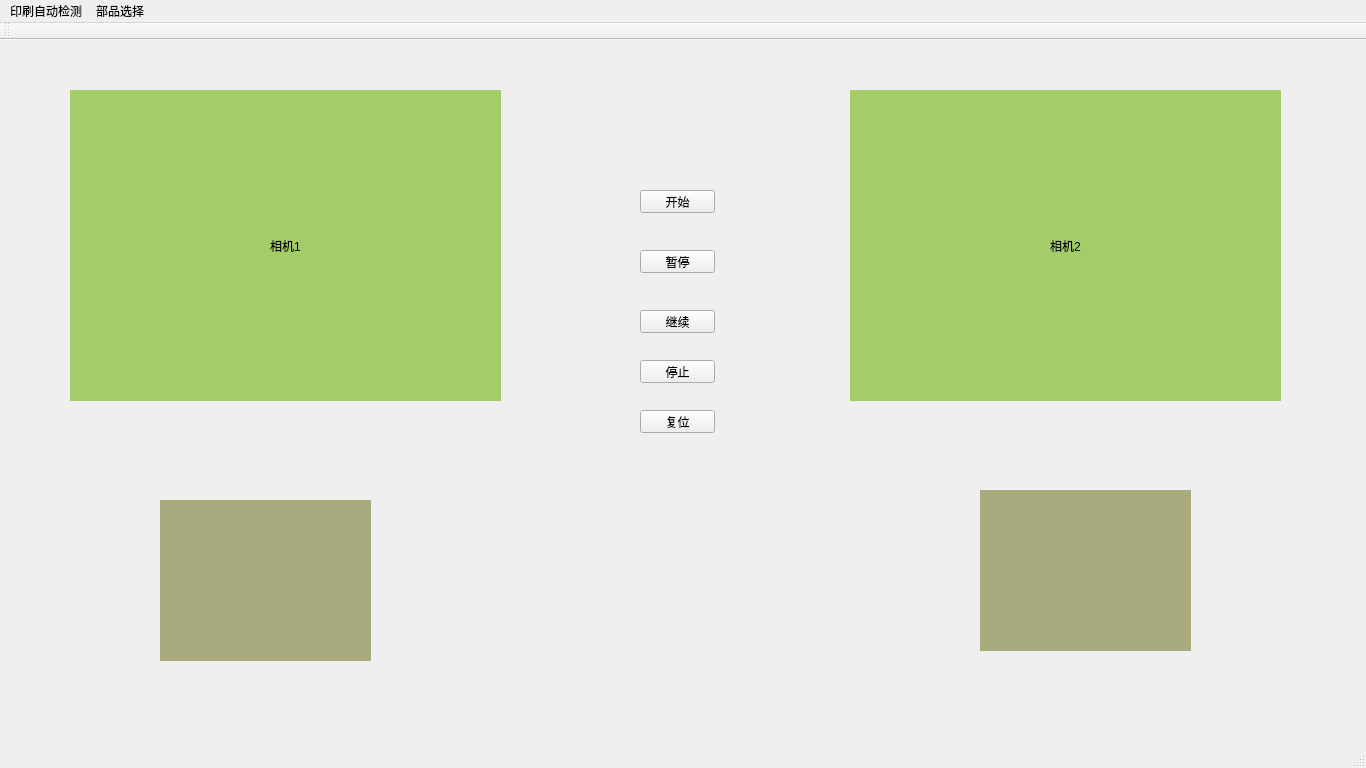
First picture: the form in Lens_Ring/mainwindow.ui, repository MacavityT/LensRing, before the edit.
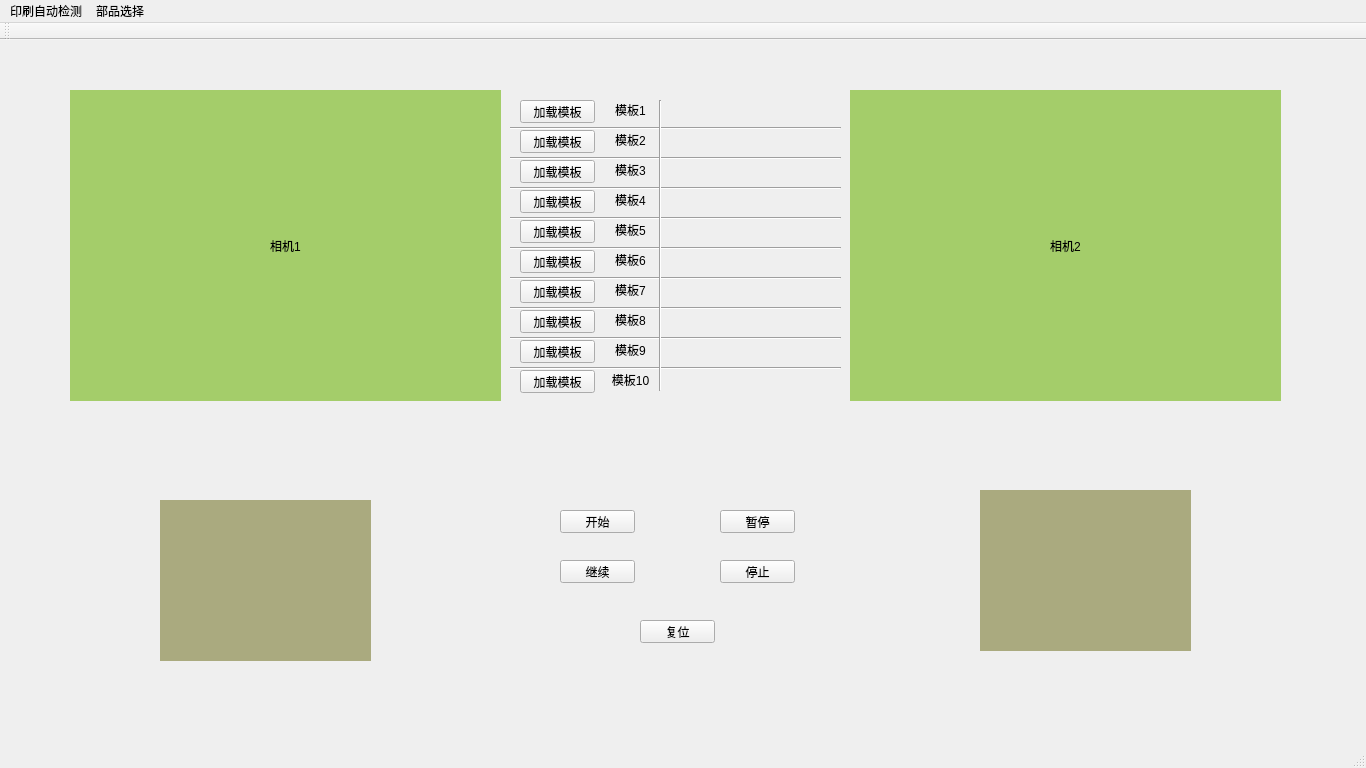
Second picture: the form after the edit.

What changed in the file:
```diff
--- a/Lens_Ring/mainwindow.ui
+++ b/Lens_Ring/mainwindow.ui
@@ -97,8 +97,8 @@
    <widget class="QPushButton" name="START">
     <property name="geometry">
      <rect>
-      <x>640</x>
-      <y>150</y>
+      <x>560</x>
+      <y>470</y>
       <width>75</width>
       <height>23</height>
      </rect>
@@ -110,8 +110,8 @@
    <widget class="QPushButton" name="PAUSE">
     <property name="geometry">
      <rect>
-      <x>640</x>
-      <y>210</y>
+      <x>720</x>
+      <y>470</y>
       <width>75</width>
       <height>23</height>
      </rect>
@@ -123,8 +123,8 @@
    <widget class="QPushButton" name="RESUME">
     <property name="geometry">
      <rect>
-      <x>640</x>
-      <y>270</y>
+      <x>560</x>
+      <y>520</y>
       <width>75</width>
       <height>23</height>
      </rect>
@@ -136,8 +136,8 @@
    <widget class="QPushButton" name="STOP">
     <property name="geometry">
      <rect>
-      <x>640</x>
-      <y>320</y>
+      <x>720</x>
+      <y>520</y>
       <width>75</width>
       <height>23</height>
      </rect>
@@ -150,7 +150,7 @@
     <property name="geometry">
      <rect>
       <x>640</x>
-      <y>370</y>
+      <y>580</y>
       <width>75</width>
       <height>23</height>
      </rect>
@@ -158,6 +158,589 @@
     <property name="text">
      <string>复位</string>
     </property>
+    <attribute name="buttonGroup">
+     <string notr="true">Control_Buttons</string>
+    </attribute>
+   </widget>
+   <widget class="QPushButton" name="load_model_1">
+    <property name="geometry">
+     <rect>
+      <x>520</x>
+      <y>60</y>
+      <width>75</width>
+      <height>23</height>
+     </rect>
+    </property>
+    <property name="text">
+     <string>加载模板</string>
+    </property>
+   </widget>
+   <widget class="QLabel" name="label_5">
+    <property name="geometry">
+     <rect>
+      <x>610</x>
+      <y>60</y>
+      <width>41</width>
+      <height>20</height>
+     </rect>
+    </property>
+    <property name="text">
+     <string>模板1</string>
+    </property>
+    <property name="alignment">
+     <set>Qt::AlignCenter</set>
+    </property>
+   </widget>
+   <widget class="QLabel" name="disp_path1">
+    <property name="geometry">
+     <rect>
+      <x>660</x>
+      <y>60</y>
+      <width>181</width>
+      <height>20</height>
+     </rect>
+    </property>
+    <property name="text">
+     <string/>
+    </property>
+    <property name="alignment">
+     <set>Qt::AlignCenter</set>
+    </property>
+   </widget>
+   <widget class="QLabel" name="disp_path2">
+    <property name="geometry">
+     <rect>
+      <x>660</x>
+      <y>90</y>
+      <width>181</width>
+      <height>20</height>
+     </rect>
+    </property>
+    <property name="text">
+     <string/>
+    </property>
+    <property name="alignment">
+     <set>Qt::AlignCenter</set>
+    </property>
+   </widget>
+   <widget class="QLabel" name="label_8">
+    <property name="geometry">
+     <rect>
+      <x>610</x>
+      <y>90</y>
+      <width>41</width>
+      <height>20</height>
+     </rect>
+    </property>
+    <property name="text">
+     <string>模板2</string>
+    </property>
+    <property name="alignment">
+     <set>Qt::AlignCenter</set>
+    </property>
+   </widget>
+   <widget class="QPushButton" name="load_model_2">
+    <property name="geometry">
+     <rect>
+      <x>520</x>
+      <y>90</y>
+      <width>75</width>
+      <height>23</height>
+     </rect>
+    </property>
+    <property name="text">
+     <string>加载模板</string>
+    </property>
+   </widget>
+   <widget class="QPushButton" name="load_model_3">
+    <property name="geometry">
+     <rect>
+      <x>520</x>
+      <y>120</y>
+      <width>75</width>
+      <height>23</height>
+     </rect>
+    </property>
+    <property name="text">
+     <string>加载模板</string>
+    </property>
+   </widget>
+   <widget class="QLabel" name="disp_path3">
+    <property name="geometry">
+     <rect>
+      <x>660</x>
+      <y>120</y>
+      <width>181</width>
+      <height>20</height>
+     </rect>
+    </property>
+    <property name="text">
+     <string/>
+    </property>
+    <property name="alignment">
+     <set>Qt::AlignCenter</set>
+    </property>
+   </widget>
+   <widget class="QLabel" name="label_10">
+    <property name="geometry">
+     <rect>
+      <x>610</x>
+      <y>120</y>
+      <width>41</width>
+      <height>20</height>
+     </rect>
+    </property>
+    <property name="text">
+     <string>模板3</string>
+    </property>
+    <property name="alignment">
+     <set>Qt::AlignCenter</set>
+    </property>
+   </widget>
+   <widget class="QLabel" name="label_11">
+    <property name="geometry">
+     <rect>
+      <x>610</x>
+      <y>150</y>
+      <width>41</width>
+      <height>20</height>
+     </rect>
+    </property>
+    <property name="text">
+     <string>模板4</string>
+    </property>
+    <property name="alignment">
+     <set>Qt::AlignCenter</set>
+    </property>
+   </widget>
+   <widget class="QLabel" name="disp_path4">
+    <property name="geometry">
+     <rect>
+      <x>660</x>
+      <y>150</y>
+      <width>181</width>
+      <height>20</height>
+     </rect>
+    </property>
+    <property name="text">
+     <string/>
+    </property>
+    <property name="alignment">
+     <set>Qt::AlignCenter</set>
+    </property>
+   </widget>
+   <widget class="QPushButton" name="load_model_4">
+    <property name="geometry">
+     <rect>
+      <x>520</x>
+      <y>150</y>
+      <width>75</width>
+      <height>23</height>
+     </rect>
+    </property>
+    <property name="text">
+     <string>加载模板</string>
+    </property>
+   </widget>
+   <widget class="QPushButton" name="load_model_5">
+    <property name="geometry">
+     <rect>
+      <x>520</x>
+      <y>180</y>
+      <width>75</width>
+      <height>23</height>
+     </rect>
+    </property>
+    <property name="text">
+     <string>加载模板</string>
+    </property>
+   </widget>
+   <widget class="QLabel" name="disp_path5">
+    <property name="geometry">
+     <rect>
+      <x>660</x>
+      <y>180</y>
+      <width>181</width>
+      <height>20</height>
+     </rect>
+    </property>
+    <property name="text">
+     <string/>
+    </property>
+    <property name="alignment">
+     <set>Qt::AlignCenter</set>
+    </property>
+   </widget>
+   <widget class="QLabel" name="label_14">
+    <property name="geometry">
+     <rect>
+      <x>610</x>
+      <y>180</y>
+      <width>41</width>
+      <height>20</height>
+     </rect>
+    </property>
+    <property name="text">
+     <string>模板5</string>
+    </property>
+    <property name="alignment">
+     <set>Qt::AlignCenter</set>
+    </property>
+   </widget>
+   <widget class="QLabel" name="label_15">
+    <property name="geometry">
+     <rect>
+      <x>610</x>
+      <y>210</y>
+      <width>41</width>
+      <height>20</height>
+     </rect>
+    </property>
+    <property name="text">
+     <string>模板6</string>
+    </property>
+    <property name="alignment">
+     <set>Qt::AlignCenter</set>
+    </property>
+   </widget>
+   <widget class="QPushButton" name="load_model_6">
+    <property name="geometry">
+     <rect>
+      <x>520</x>
+      <y>210</y>
+      <width>75</width>
+      <height>23</height>
+     </rect>
+    </property>
+    <property name="text">
+     <string>加载模板</string>
+    </property>
+   </widget>
+   <widget class="QLabel" name="disp_path6">
+    <property name="geometry">
+     <rect>
+      <x>660</x>
+      <y>210</y>
+      <width>181</width>
+      <height>20</height>
+     </rect>
+    </property>
+    <property name="text">
+     <string/>
+    </property>
+    <property name="alignment">
+     <set>Qt::AlignCenter</set>
+    </property>
+   </widget>
+   <widget class="QLabel" name="disp_path7">
+    <property name="geometry">
+     <rect>
+      <x>660</x>
+      <y>240</y>
+      <width>181</width>
+      <height>20</height>
+     </rect>
+    </property>
+    <property name="text">
+     <string/>
+    </property>
+    <property name="alignment">
+     <set>Qt::AlignCenter</set>
+    </property>
+   </widget>
+   <widget class="QLabel" name="label_18">
+    <property name="geometry">
+     <rect>
+      <x>610</x>
+      <y>240</y>
+      <width>41</width>
+      <height>20</height>
+     </rect>
+    </property>
+    <property name="text">
+     <string>模板7</string>
+    </property>
+    <property name="alignment">
+     <set>Qt::AlignCenter</set>
+    </property>
+   </widget>
+   <widget class="QPushButton" name="load_model_7">
+    <property name="geometry">
+     <rect>
+      <x>520</x>
+      <y>240</y>
+      <width>75</width>
+      <height>23</height>
+     </rect>
+    </property>
+    <property name="text">
+     <string>加载模板</string>
+    </property>
+   </widget>
+   <widget class="QPushButton" name="load_model_8">
+    <property name="geometry">
+     <rect>
+      <x>520</x>
+      <y>270</y>
+      <width>75</width>
+      <height>23</height>
+     </rect>
+    </property>
+    <property name="text">
+     <string>加载模板</string>
+    </property>
+   </widget>
+   <widget class="QLabel" name="disp_path8">
+    <property name="geometry">
+     <rect>
+      <x>660</x>
+      <y>270</y>
+      <width>181</width>
+      <height>20</height>
+     </rect>
+    </property>
+    <property name="text">
+     <string/>
+    </property>
+    <property name="alignment">
+     <set>Qt::AlignCenter</set>
+    </property>
+   </widget>
+   <widget class="QLabel" name="label_20">
+    <property name="geometry">
+     <rect>
+      <x>610</x>
+      <y>270</y>
+      <width>41</width>
+      <height>20</height>
+     </rect>
+    </property>
+    <property name="text">
+     <string>模板8</string>
+    </property>
+    <property name="alignment">
+     <set>Qt::AlignCenter</set>
+    </property>
+   </widget>
+   <widget class="QLabel" name="label_21">
+    <property name="geometry">
+     <rect>
+      <x>610</x>
+      <y>300</y>
+      <width>41</width>
+      <height>20</height>
+     </rect>
+    </property>
+    <property name="text">
+     <string>模板9</string>
+    </property>
+    <property name="alignment">
+     <set>Qt::AlignCenter</set>
+    </property>
+   </widget>
+   <widget class="QPushButton" name="load_model_9">
+    <property name="geometry">
+     <rect>
+      <x>520</x>
+      <y>300</y>
+      <width>75</width>
+      <height>23</height>
+     </rect>
+    </property>
+    <property name="text">
+     <string>加载模板</string>
+    </property>
+   </widget>
+   <widget class="QLabel" name="disp_path9">
+    <property name="geometry">
+     <rect>
+      <x>660</x>
+      <y>300</y>
+      <width>181</width>
+      <height>20</height>
+     </rect>
+    </property>
+    <property name="text">
+     <string/>
+    </property>
+    <property name="alignment">
+     <set>Qt::AlignCenter</set>
+    </property>
+   </widget>
+   <widget class="QLabel" name="disp_path10">
+    <property name="geometry">
+     <rect>
+      <x>660</x>
+      <y>330</y>
+      <width>181</width>
+      <height>20</height>
+     </rect>
+    </property>
+    <property name="text">
+     <string/>
+    </property>
+    <property name="alignment">
+     <set>Qt::AlignCenter</set>
+    </property>
+   </widget>
+   <widget class="QLabel" name="label_24">
+    <property name="geometry">
+     <rect>
+      <x>610</x>
+      <y>330</y>
+      <width>41</width>
+      <height>20</height>
+     </rect>
+    </property>
+    <property name="text">
+     <string>模板10</string>
+    </property>
+    <property name="alignment">
+     <set>Qt::AlignCenter</set>
+    </property>
+   </widget>
+   <widget class="QPushButton" name="load_model_10">
+    <property name="geometry">
+     <rect>
+      <x>520</x>
+      <y>330</y>
+      <width>75</width>
+      <height>23</height>
+     </rect>
+    </property>
+    <property name="text">
+     <string>加载模板</string>
+    </property>
+   </widget>
+   <widget class="Line" name="line">
+    <property name="geometry">
+     <rect>
+      <x>510</x>
+      <y>80</y>
+      <width>331</width>
+      <height>16</height>
+     </rect>
+    </property>
+    <property name="orientation">
+     <enum>Qt::Horizontal</enum>
+    </property>
+   </widget>
+   <widget class="Line" name="line_2">
+    <property name="geometry">
+     <rect>
+      <x>510</x>
+      <y>110</y>
+      <width>331</width>
+      <height>16</height>
+     </rect>
+    </property>
+    <property name="orientation">
+     <enum>Qt::Horizontal</enum>
+    </property>
+   </widget>
+   <widget class="Line" name="line_3">
+    <property name="geometry">
+     <rect>
+      <x>510</x>
+      <y>140</y>
+      <width>331</width>
+      <height>16</height>
+     </rect>
+    </property>
+    <property name="orientation">
+     <enum>Qt::Horizontal</enum>
+    </property>
+   </widget>
+   <widget class="Line" name="line_4">
+    <property name="geometry">
+     <rect>
+      <x>510</x>
+      <y>170</y>
+      <width>331</width>
+      <height>16</height>
+     </rect>
+    </property>
+    <property name="orientation">
+     <enum>Qt::Horizontal</enum>
+    </property>
+   </widget>
+   <widget class="Line" name="line_5">
+    <property name="geometry">
+     <rect>
+      <x>510</x>
+      <y>200</y>
+      <width>331</width>
+      <height>16</height>
+     </rect>
+    </property>
+    <property name="orientation">
+     <enum>Qt::Horizontal</enum>
+    </property>
+   </widget>
+   <widget class="Line" name="line_6">
+    <property name="geometry">
+     <rect>
+      <x>510</x>
+      <y>230</y>
+      <width>331</width>
+      <height>16</height>
+     </rect>
+    </property>
+    <property name="orientation">
+     <enum>Qt::Horizontal</enum>
+    </property>
+   </widget>
+   <widget class="Line" name="line_7">
+    <property name="geometry">
+     <rect>
+      <x>510</x>
+      <y>260</y>
+      <width>331</width>
+      <height>16</height>
+     </rect>
+    </property>
+    <property name="orientation">
+     <enum>Qt::Horizontal</enum>
+    </property>
+   </widget>
+   <widget class="Line" name="line_8">
+    <property name="geometry">
+     <rect>
+      <x>510</x>
+      <y>290</y>
+      <width>331</width>
+      <height>16</height>
+     </rect>
+    </property>
+    <property name="orientation">
+     <enum>Qt::Horizontal</enum>
+    </property>
+   </widget>
+   <widget class="Line" name="line_9">
+    <property name="geometry">
+     <rect>
+      <x>510</x>
+      <y>320</y>
+      <width>331</width>
+      <height>16</height>
+     </rect>
+    </property>
+    <property name="orientation">
+     <enum>Qt::Horizontal</enum>
+    </property>
+   </widget>
+   <widget class="Line" name="line_10">
+    <property name="geometry">
+     <rect>
+      <x>650</x>
+      <y>60</y>
+      <width>20</width>
+      <height>291</height>
+     </rect>
+    </property>
+    <property name="orientation">
+     <enum>Qt::Vertical</enum>
+    </property>
    </widget>
   </widget>
   <widget class="QMenuBar" name="menuBar">
```
Left out of the diff: 32 changed lines with no effect on the pictures.
